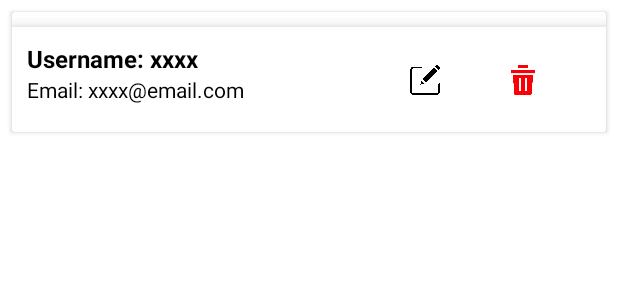
After one commit to yuchinnnnn/FYP---GlowySkin-Personalized-Skincare-Products-Recommendation-System, an Android app: the layout users_profile_list.xml on its own in the app's theme, with its tools: preview values and no code run, on a phone screen of 412 x 824 dp. The commit adds this screen. Shown: the top 300 px of the screen. Run offline under Robolectric (Android 15) with nearby library versions, the phone set to English and light mode, and no system bars; Roboto replaces fonts that are not available here.

Commit message:
New pages added: Admin manage user profile page (16/09/2024) - UserAdapter (This adapter used for the listview) - Users (This class used to get the user information)

```diff
--- a/app/src/main/java/com/example/personalizedskincareproductsrecommendation/AdminDashboard.java
+++ b/app/src/main/java/com/example/personalizedskincareproductsrecommendation/AdminDashboard.java
@@ -107,6 +107,7 @@ public class AdminDashboard extends AppCompatActivity {
 
         manageUserProfile.setOnClickListener(v -> {
             Intent intent = new Intent(AdminDashboard.this, AdminManageProfile.class);
+            intent.putExtra(AdminManageProfile.ARG_USER_ID, userId);
             startActivity(intent);
         });
 
@@ -114,6 +115,7 @@ public class AdminDashboard extends AppCompatActivity {
 
         viewFeedback.setOnClickListener(v -> {
             Intent intent = new Intent(AdminDashboard.this, AdminViewFeedback.class);
+            intent.putExtra(AdminManageProfile.ARG_USER_ID, userId);
             startActivity(intent);
         });
 
@@ -121,6 +123,7 @@ public class AdminDashboard extends AppCompatActivity {
 
         editProducts.setOnClickListener(v -> {
             Intent intent = new Intent(AdminDashboard.this, AdminEditProducts.class);
+            intent.putExtra(AdminManageProfile.ARG_USER_ID, userId);
             startActivity(intent);
         });
 
--- /dev/null
+++ b/app/src/main/res/drawable/baseline_add_circle_24.xml
@@ -0,0 +1,5 @@
+<vector android:height="24dp" android:tint="#000000"
+    android:viewportHeight="24" android:viewportWidth="24"
+    android:width="24dp" xmlns:android="http://schemas.android.com/apk/res/android">
+    <path android:fillColor="@android:color/white" android:pathData="M12,2C6.48,2 2,6.48 2,12s4.48,10 10,10 10,-4.48 10,-10S17.52,2 12,2zM17,13h-4v4h-2v-4L7,13v-2h4L11,7h2v4h4v2z"/>
+</vector>
--- /dev/null
+++ b/app/src/main/res/layout/users_profile_list.xml
@@ -0,0 +1,66 @@
+<?xml version="1.0" encoding="utf-8"?>
+<androidx.cardview.widget.CardView
+    xmlns:android="http://schemas.android.com/apk/res/android"
+    android:layout_width="match_parent"
+    android:layout_height="wrap_content"
+    xmlns:app="http://schemas.android.com/apk/res-auto"
+    android:layout_margin="8dp">
+
+    <androidx.constraintlayout.widget.ConstraintLayout
+        android:id="@+id/userProfileLayout"
+        android:layout_width="match_parent"
+        android:layout_height="70dp"
+        android:orientation="vertical"
+        app:layout_constraintEnd_toStartOf="parent"
+        app:layout_constraintTop_toBottomOf="@+id/headerLayout"
+        android:layout_marginTop="10dp"
+        android:background="@color/white"
+        android:elevation="6dp">
+
+        <TextView
+            android:id="@+id/username_field"
+            android:layout_width="0dp"
+            android:layout_height="wrap_content"
+            app:layout_constraintStart_toStartOf="@+id/userProfileLayout"
+            app:layout_constraintBottom_toTopOf="@+id/email_field"
+            android:paddingTop="10dp"
+            android:paddingLeft="10dp"
+            android:text="Username: xxxx"
+            android:textStyle="bold"
+            android:textColor="@color/black"
+            android:textSize="16dp"/>
+
+        <TextView
+            android:id="@+id/email_field"
+            android:layout_width="0dp"
+            android:layout_height="wrap_content"
+            app:layout_constraintStart_toStartOf="@+id/userProfileLayout"
+            app:layout_constraintTop_toBottomOf="@+id/username_field"
+            android:paddingLeft="10dp"
+            android:paddingBottom="10dp"
+            android:text="Email: xxxx@email.com"
+            android:textColor="@color/black"/>
+
+        <ImageView
+            android:id="@+id/edit_button"
+            android:layout_width="20dp"
+            android:layout_height="20dp"
+            app:layout_constraintStart_toEndOf="@+id/email_field"
+            app:layout_constraintEnd_toEndOf="@id/userProfileLayout"
+            app:layout_constraintTop_toTopOf="@id/userProfileLayout"
+            app:layout_constraintBottom_toBottomOf="@id/userProfileLayout"
+            android:src="@drawable/edit"/>
+
+        <ImageView
+            android:id="@+id/delete_button"
+            android:layout_width="20dp"
+            android:layout_height="20dp"
+            app:layout_constraintStart_toEndOf="@+id/edit_button"
+            app:layout_constraintEnd_toEndOf="@id/userProfileLayout"
+            app:layout_constraintTop_toTopOf="@id/userProfileLayout"
+            app:layout_constraintBottom_toBottomOf="@id/userProfileLayout"
+            android:src="@drawable/delete"/>
+
+    </androidx.constraintlayout.widget.ConstraintLayout>
+
+</androidx.cardview.widget.CardView>
```
Also changed, not shown: app/src/main/java/com/example/personalizedskincareproductsrecommendation/AdminManageProfile.java (+83 -0 lines), app/src/main/java/com/example/personalizedskincareproductsrecommendation/UserAdapter.java (added, +60 -0 lines), app/src/main/java/com/example/personalizedskincareproductsrecommendation/Users.java (added, +32 -0 lines), app/src/main/res/layout/activity_admin_manage_profile.xml (+55 -0 lines), app/src/main/res/drawable/delete.png (added).
